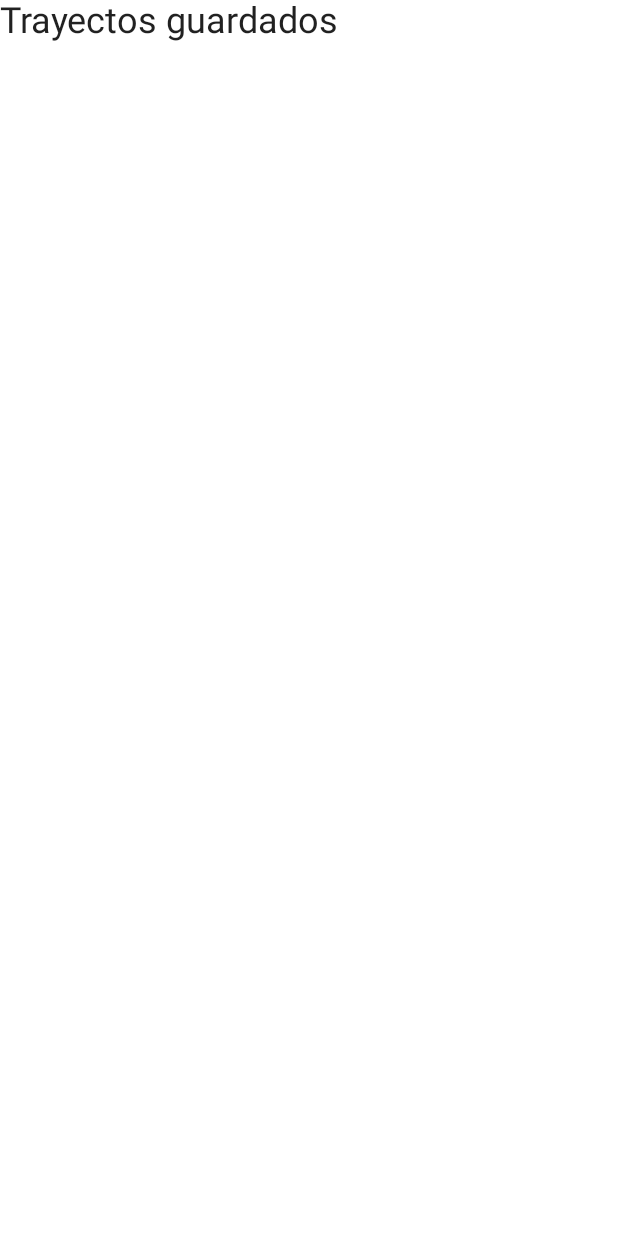
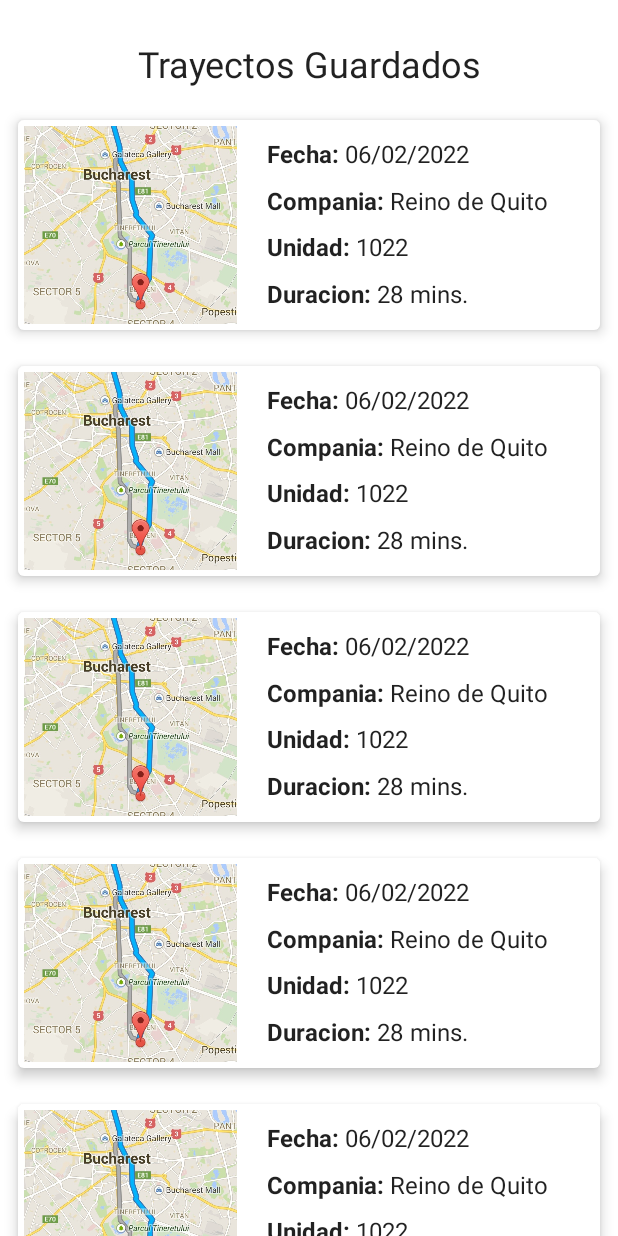
Before and after one commit to Estete9/elBus, an Android app built with Jetpack Compose: the screen it shows after launch (MainActivity), on a phone screen of 412 x 824 dp. Run offline under Robolectric (Android 15) with nearby library versions, the phone set to English and light mode, and no system bars.

Commit message:
Implement SavedRunCard and SavedResultsScreen

```diff
--- a/app/src/main/java/com/notylines/elbus/components/Components.kt
+++ b/app/src/main/java/com/notylines/elbus/components/Components.kt
@@ -1,7 +1,10 @@
 package com.notylines.elbus.components
 
+import androidx.compose.foundation.Image
 import androidx.compose.foundation.clickable
+import androidx.compose.foundation.layout.*
 import androidx.compose.foundation.text.KeyboardOptions
+import androidx.compose.material.Card
 import androidx.compose.material.Icon
 import androidx.compose.material.OutlinedTextField
 import androidx.compose.material.Text
@@ -9,9 +12,18 @@ import androidx.compose.material.icons.Icons
 import androidx.compose.material.icons.filled.ArrowDropDown
 import androidx.compose.runtime.Composable
 import androidx.compose.ui.Modifier
+import androidx.compose.ui.layout.ContentScale
+import androidx.compose.ui.res.painterResource
+import androidx.compose.ui.text.SpanStyle
+import androidx.compose.ui.text.buildAnnotatedString
+import androidx.compose.ui.text.font.FontWeight
 import androidx.compose.ui.text.input.KeyboardType
 import androidx.compose.ui.text.input.PasswordVisualTransformation
 import androidx.compose.ui.text.input.VisualTransformation
+import androidx.compose.ui.text.withStyle
+import androidx.compose.ui.tooling.preview.Preview
+import androidx.compose.ui.unit.dp
+import com.notylines.elbus.R
 
 @Composable
 fun CustomTextField(
@@ -63,3 +75,64 @@ fun CustomTextField(
 
     )
 }
+
+@Preview(showBackground = true)
+@Composable
+fun SavedRunCard() {
+    Card(
+        modifier = Modifier
+            .fillMaxWidth()
+            .padding(12.dp)
+            .height(140.dp),
+        elevation = 5.dp
+
+    ) {
+        Row(Modifier.fillMaxWidth()) {
+            Image(
+                painter = painterResource(id = R.drawable.cropped_map),
+                contentDescription = "Trayecto guardado",
+                modifier = Modifier
+                    .height(200.dp)
+                    .width(150.dp)
+                    .padding(4.dp),
+                contentScale = ContentScale.Crop
+
+            )
+            Spacer(modifier = Modifier.width(8.dp))
+            Column(
+                modifier = Modifier
+                    .padding(8.dp)
+                    .height(200.dp),
+                verticalArrangement = Arrangement.SpaceAround
+            ) {
+                Text(buildAnnotatedString {
+                    withStyle(style = SpanStyle(fontWeight = FontWeight.Bold)) {
+                        append("Fecha: ")
+                    }
+                    append("06/02/2022")
+                })
+
+                Text(buildAnnotatedString {
+                    withStyle(style = SpanStyle(fontWeight = FontWeight.Bold)) {
+                        append("Compania: ")
+                    }
+                    append("Reino de Quito")
+                })
+
+                Text(buildAnnotatedString {
+                    withStyle(style = SpanStyle(fontWeight = FontWeight.Bold)) {
+                        append("Unidad: ")
+                    }
+                    append("1022")
+                })
+
+                Text(buildAnnotatedString {
+                    withStyle(style = SpanStyle(fontWeight = FontWeight.Bold)) {
+                        append("Duracion: ")
+                    }
+                    append("28 mins.")
+                })
+            }
+        }
+    }
+}
--- a/app/src/main/java/com/notylines/elbus/ui/screens/savedResults/SavedResultsScreen.kt
+++ b/app/src/main/java/com/notylines/elbus/ui/screens/savedResults/SavedResultsScreen.kt
@@ -1,6 +1,9 @@
 package com.notylines.elbus.ui.screens.savedResults
 
+import androidx.compose.foundation.layout.Column
 import androidx.compose.foundation.layout.fillMaxSize
+import androidx.compose.foundation.layout.fillMaxWidth
+import androidx.compose.foundation.layout.padding
 import androidx.compose.foundation.lazy.LazyColumn
 import androidx.compose.foundation.lazy.items
 import androidx.compose.material.MaterialTheme
@@ -8,7 +11,10 @@ import androidx.compose.material.Scaffold
 import androidx.compose.material.Text
 import androidx.compose.runtime.Composable
 import androidx.compose.ui.Modifier
+import androidx.compose.ui.text.style.TextAlign
+import androidx.compose.ui.unit.dp
 import androidx.navigation.NavController
+import com.notylines.elbus.components.SavedRunCard
 
 @Composable
 fun SavedResultsScreen(navController: NavController) {
@@ -30,16 +36,23 @@ fun SavedResultsScreen(navController: NavController) {
             "run 13",
             "run 14"
         )
+        Column {
 
-        LazyColumn(modifier = Modifier.fillMaxSize()) {
-            item {
-                Text(
-                    text = "Trayectos guardados",
-                    style = MaterialTheme.typography.h5
-                )
-            }
-            items(runs) {
-
+            Text(
+                text = "Trayectos Guardados",
+                style = MaterialTheme.typography.h5,
+                modifier = Modifier
+                    .fillMaxWidth()
+                    .padding(top = 30.dp, bottom = 10.dp),
+                textAlign = TextAlign.Center
+            )
+            LazyColumn(
+                modifier = Modifier
+                    .fillMaxSize()
+            ) {
+                items(runs) { run ->
+                    SavedRunCard()
+                }
             }
         }
     }
```
